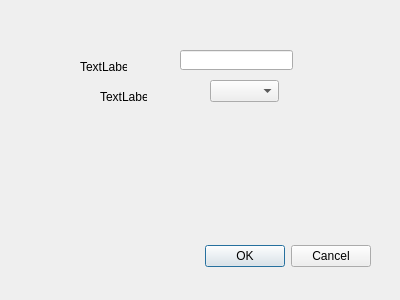
This is rimuoviprodottodialog.ui in AlexWhite1608/LaboratorioProgrammazione as Qt 5 draws it before an edit. The edited form follows.
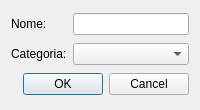
This is the edited form.

Commit message: layout form rimuoviProdotto

The edit to the form file:
```diff
--- a/rimuoviprodottodialog.ui
+++ b/rimuoviprodottodialog.ui
@@ -6,75 +6,57 @@
    <rect>
     <x>0</x>
     <y>0</y>
-    <width>400</width>
-    <height>300</height>
+    <width>200</width>
+    <height>110</height>
    </rect>
   </property>
+  <property name="minimumSize">
+   <size>
+    <width>200</width>
+    <height>110</height>
+   </size>
+  </property>
+  <property name="maximumSize">
+   <size>
+    <width>400</width>
+    <height>220</height>
+   </size>
+  </property>
   <property name="windowTitle">
    <string>Dialog</string>
   </property>
-  <widget class="QDialogButtonBox" name="buttonBox">
-   <property name="geometry">
-    <rect>
-     <x>30</x>
-     <y>240</y>
-     <width>341</width>
-     <height>32</height>
-    </rect>
-   </property>
-   <property name="orientation">
-    <enum>Qt::Horizontal</enum>
-   </property>
-   <property name="standardButtons">
-    <set>QDialogButtonBox::Cancel|QDialogButtonBox::Ok</set>
-   </property>
-  </widget>
-  <widget class="QLabel" name="label">
-   <property name="geometry">
-    <rect>
-     <x>80</x>
-     <y>60</y>
-     <width>47</width>
-     <height>13</height>
-    </rect>
-   </property>
-   <property name="text">
-    <string>TextLabel</string>
-   </property>
-  </widget>
-  <widget class="QLabel" name="label_2">
-   <property name="geometry">
-    <rect>
-     <x>100</x>
-     <y>90</y>
-     <width>47</width>
-     <height>13</height>
-    </rect>
-   </property>
-   <property name="text">
-    <string>TextLabel</string>
-   </property>
-  </widget>
-  <widget class="QLineEdit" name="lineEdit">
-   <property name="geometry">
-    <rect>
-     <x>180</x>
-     <y>50</y>
-     <width>113</width>
-     <height>20</height>
-    </rect>
-   </property>
-  </widget>
-  <widget class="QComboBox" name="comboBox">
-   <property name="geometry">
-    <rect>
-     <x>210</x>
-     <y>80</y>
-     <width>69</width>
-     <height>22</height>
-    </rect>
-   </property>
-  </widget>
+  <layout class="QGridLayout" name="gridLayout">
+   <item row="0" column="0">
+    <widget class="QLabel" name="label">
+     <property name="text">
+      <string>Nome:</string>
+     </property>
+    </widget>
+   </item>
+   <item row="0" column="1">
+    <widget class="QLineEdit" name="lineEdit"/>
+   </item>
+   <item row="1" column="0">
+    <widget class="QLabel" name="label_2">
+     <property name="text">
+      <string>Categoria:</string>
+     </property>
+    </widget>
+   </item>
+   <item row="1" column="1">
+    <widget class="QComboBox" name="comboBox"/>
+   </item>
+   <item row="2" column="0" colspan="2">
+    <widget class="QDialogButtonBox" name="buttonBox">
+     <property name="orientation">
+      <enum>Qt::Horizontal</enum>
+     </property>
+     <property name="standardButtons">
+      <set>QDialogButtonBox::Cancel|QDialogButtonBox::Ok</set>
+     </property>
+    </widget>
+   </item>
+  </layout>
  </widget>
  <resources/>
  <connections>
```
Left out of the diff: 2 changed lines with no effect on the pictures. The commit also changes 3 other files.
